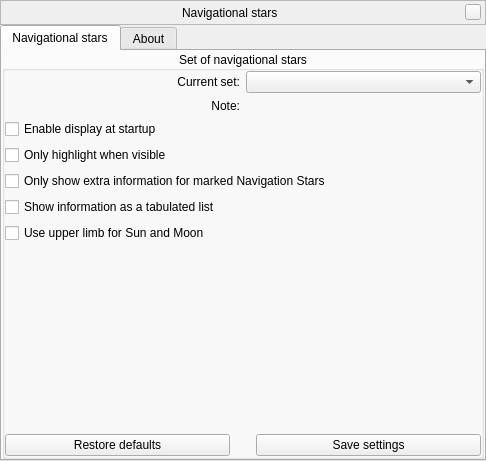
519984307/stellarium_src, file plugins/NavStars/src/gui/navStarsWindow.ui: the form before one commit.
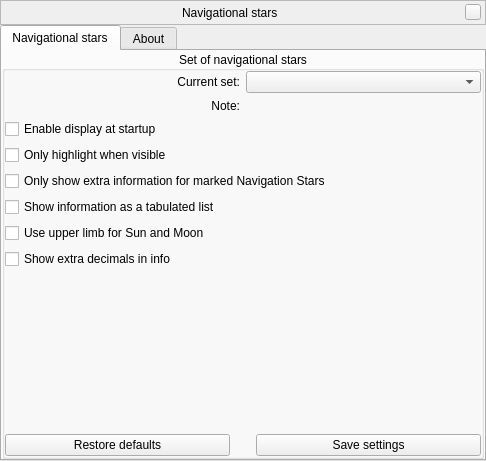
The form after the commit. Custom widgets are drawn as their Qt base class.

Commit message: Added ability to toggle show extra decimals in the navigational info (fix #1303)

Diff of the .ui file:
```diff
--- a/plugins/NavStars/src/gui/navStarsWindow.ui
+++ b/plugins/NavStars/src/gui/navStarsWindow.ui
@@ -266,6 +266,13 @@
             </property>
            </widget>
           </item>
+          <item>
+           <widget class="QCheckBox" name="showExtraDecimals">
+            <property name="text">
+             <string>Show extra decimals in info</string>
+            </property>
+           </widget>
+          </item>
           <item>
            <spacer name="verticalSpacer">
             <property name="orientation">
```
The commit also changes 7 other files.
